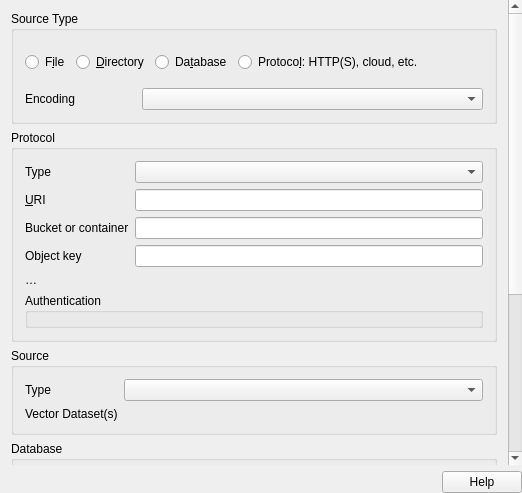
Before: the Qt Designer form src/ui/qgsogrsourceselectbase.ui in qgis/QGIS, drawn with Qt 5.
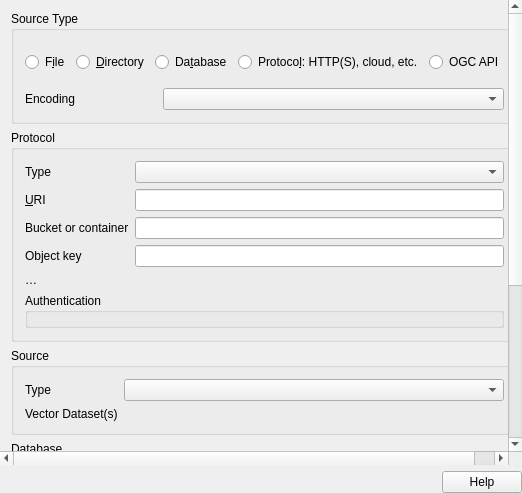
After: the same form once the commit is applied. Icons and pictures are not drawn. Custom widgets are drawn as their Qt base class.

Diff of the .ui file:
```diff
--- a/src/ui/qgsogrsourceselectbase.ui
+++ b/src/ui/qgsogrsourceselectbase.ui
@@ -51,9 +51,9 @@
       <property name="geometry">
        <rect>
         <x>0</x>
-        <y>-282</y>
-        <width>508</width>
-        <height>745</height>
+        <y>0</y>
+        <width>537</width>
+        <height>757</height>
        </rect>
       </property>
       <layout class="QVBoxLayout" name="verticalLayout_5">
@@ -101,6 +101,13 @@
                 </property>
                </widget>
               </item>
+              <item>
+               <widget class="QRadioButton" name="radioSrcOgcApi">
+                <property name="text">
+                 <string>OGC API</string>
+                </property>
+               </widget>
+              </item>
               <item>
                <spacer name="horizontalSpacer">
                 <property name="orientation">
@@ -383,8 +390,8 @@
           </widget>
          </item>
          <item>
-          <widget class="QgsCollapsibleGroupBox" name="mOpenOptionsGroupBox">
-           <property name="title">
+          <widget class="QgsCollapsibleGroupBox" name="mOpenOptionsGroupBox" native="true">
+           <property name="title" stdset="0">
             <string>Options</string>
            </property>
            <layout class="QVBoxLayout" name="openOptionsVBoxLayout">
@@ -435,12 +442,6 @@
  </widget>
  <layoutdefault spacing="6" margin="11"/>
  <customwidgets>
-  <customwidget>
-   <class>QgsCollapsibleGroupBox</class>
-   <extends>QGroupBox</extends>
-   <header>qgscollapsiblegroupbox.h</header>
-   <container>1</container>
-  </customwidget>
   <customwidget>
    <class>QgsFileWidget</class>
    <extends>QWidget</extends>
@@ -453,6 +454,12 @@
    <header>qgsauthsettingswidget.h</header>
    <container>1</container>
   </customwidget>
+  <customwidget>
+   <class>QgsCollapsibleGroupBox</class>
+   <extends>QWidget</extends>
+   <header>qgscollapsiblegroupbox.h</header>
+   <container>1</container>
+  </customwidget>
   <customwidget>
    <class>QgsScrollArea</class>
    <extends>QScrollArea</extends>
```
